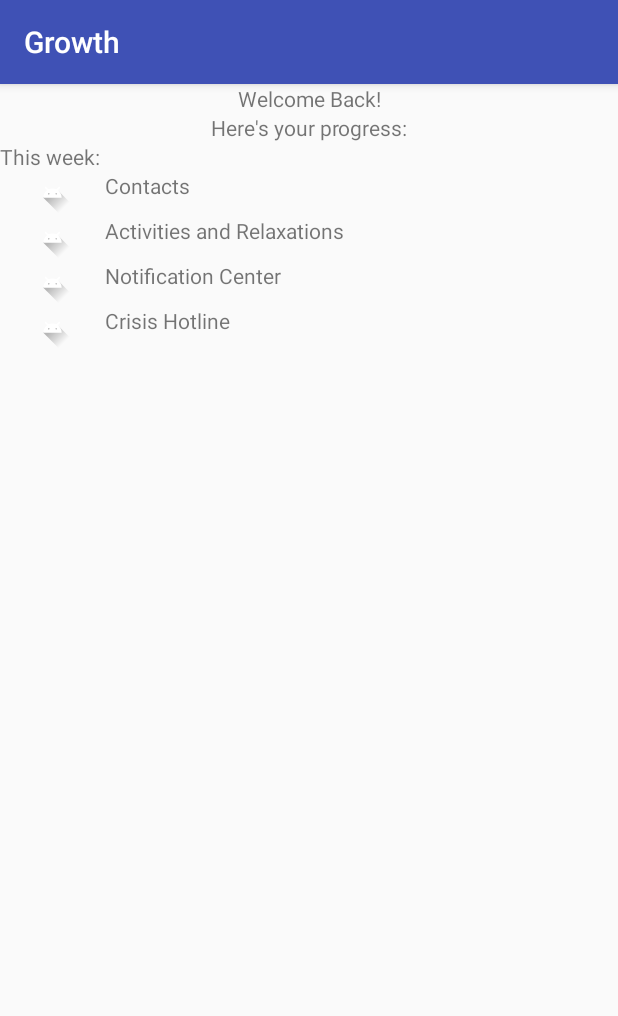
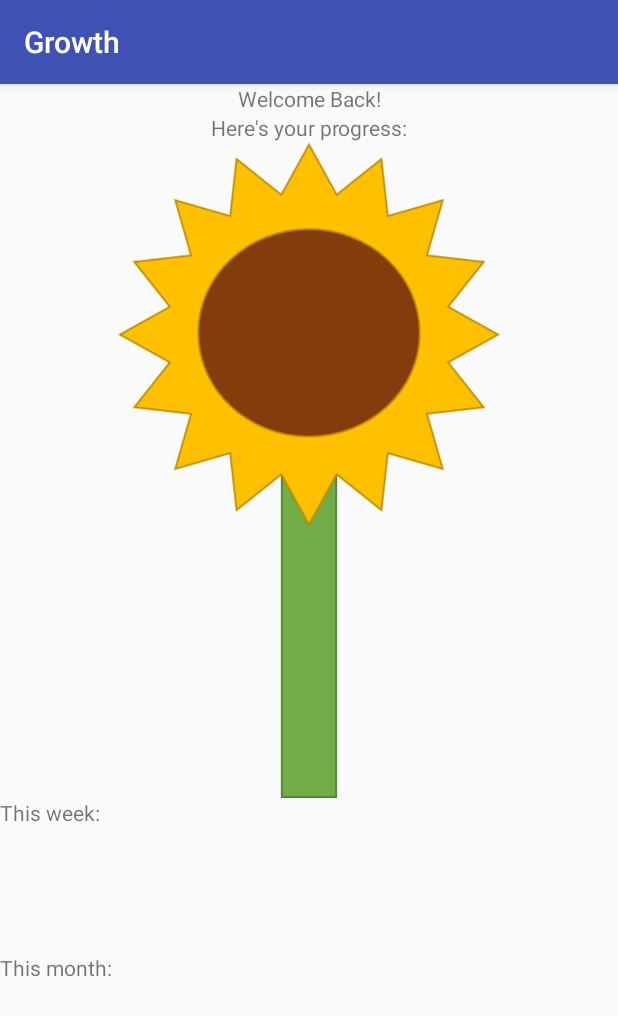
Before and after one commit to cfg-columbus18/team-8, an Android app: the MainActivity screen opened directly, with no data from a screen before it, on a phone screen of 412 x 824 dp. Shown: the top 1016 px of the screen. Run offline under Robolectric (Android 15) with nearby library versions, the phone set to English and light mode, and no system bars.

Commit message:
Added image for dynamic "Forest Growing" and revamped home screen

```diff
--- a/app/src/main/res/layout/activity_main.xml
+++ b/app/src/main/res/layout/activity_main.xml
@@ -4,6 +4,7 @@
     android:layout_width="match_parent"
     android:layout_height="match_parent"
     android:orientation="vertical"
+    android:weightSum="1"
     tools:context=".MainActivity">
 
     <TextView
@@ -20,101 +21,20 @@
 
     <ImageView
         android:layout_width="match_parent"
-        android:layout_height="wrap_content" />
+        android:layout_height="269dp"
+        android:layout_weight=".4"
+        android:src="@drawable/sunflower" />
 
-    <LinearLayout
+    <TextView
         android:layout_width="match_parent"
         android:layout_height="wrap_content"
-        android:weightSum="1">
+        android:text="This week:"
+        android:layout_weight=".2"/>
 
-        <TextView
-            android:layout_width="wrap_content"
-            android:layout_height="wrap_content"
-            android:layout_weight=".5"
-            android:text="This week:" />
-
-        <TextView
-            android:layout_width="wrap_content"
-            android:layout_height="wrap_content"
-            android:layout_weight=".5"
-            android:text="" />
-
-    </LinearLayout>
-
-    <LinearLayout
+    <TextView
         android:layout_width="match_parent"
         android:layout_height="wrap_content"
-        android:weightSum="1"
-        android:onClick="startContacts">
-
-        <ImageView
-            android:layout_width="70dp"
-            android:layout_height="30dp"
-            android:src="@drawable/ic_launcher_foreground" />
-
-        <TextView
-            android:layout_width="wrap_content"
-            android:layout_height="wrap_content"
-            android:layout_weight=".5"
-            android:text="Contacts" />
-
-    </LinearLayout>
-
-    <LinearLayout
-        android:layout_width="match_parent"
-        android:layout_height="wrap_content"
-        android:weightSum="1"
-        android:onClick="startActivities">
-
-        <ImageView
-            android:layout_width="70dp"
-            android:layout_height="30dp"
-            android:src="@drawable/ic_launcher_foreground" />
-
-        <TextView
-            android:layout_width="wrap_content"
-            android:layout_height="wrap_content"
-            android:layout_weight=".5"
-            android:text="Activities and Relaxations" />
-
-    </LinearLayout>
-
-    <LinearLayout
-        android:layout_width="match_parent"
-        android:layout_height="wrap_content"
-        android:weightSum="1"
-        android:onClick="startNotifications">
-
-        <ImageView
-            android:layout_width="70dp"
-            android:layout_height="30dp"
-            android:src="@drawable/ic_launcher_foreground" />
-
-        <TextView
-            android:layout_width="wrap_content"
-            android:layout_height="wrap_content"
-            android:layout_weight=".5"
-            android:text="Notification Center" />
-
-    </LinearLayout>
-
-    <LinearLayout
-        android:layout_width="match_parent"
-        android:layout_height="wrap_content"
-        android:weightSum="1"
-        android:onClick="callCrisis">
-
-        <ImageView
-            android:layout_width="70dp"
-            android:layout_height="30dp"
-            android:src="@drawable/ic_launcher_foreground" />
-
-        <TextView
-            android:layout_width="wrap_content"
-            android:layout_height="wrap_content"
-            android:layout_weight=".5"
-            android:text="Crisis Hotline" />
-
-    </LinearLayout>
+        android:text="This month:"
+        android:layout_weight=".2"/>
 
 </LinearLayout>
```
Also changed, not shown: app/src/main/res/drawable/sunflower.png (added).
